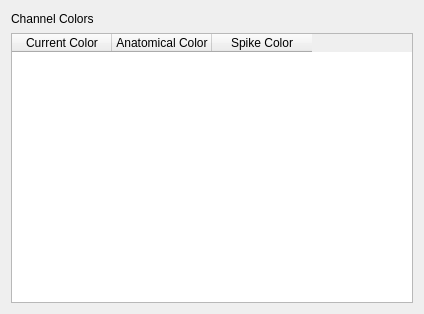
First picture: the form in ndmanager/src/channelcolorslayout.ui, repository neurosuite/ndmanager-plugins, before the edit.
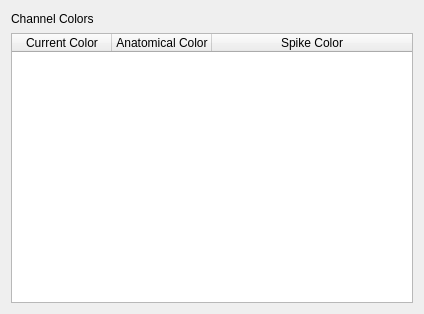
Second picture: the form after the edit.

The edit to the form file:
```diff
--- a/ndmanager/src/channelcolorslayout.ui
+++ b/ndmanager/src/channelcolorslayout.ui
@@ -33,6 +33,12 @@
        <property name="columnCount">
         <number>3</number>
        </property>
+       <attribute name="horizontalHeaderStretchLastSection">
+        <bool>true</bool>
+       </attribute>
+       <attribute name="verticalHeaderStretchLastSection">
+        <bool>true</bool>
+       </attribute>
        <column>
         <property name="text">
          <string>Current Color</string>
```
